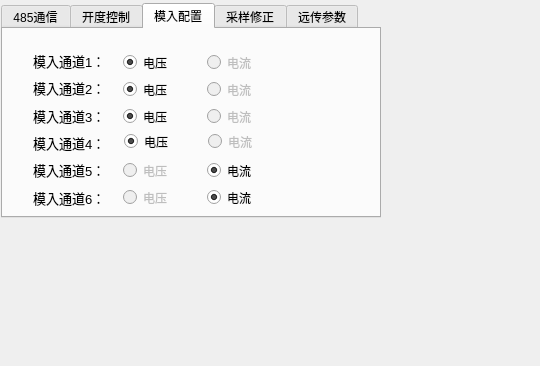
Before: the Qt Designer form canshu_widget.ui in Flyctt123/XSJ-1800R-V, drawn with Qt 5.
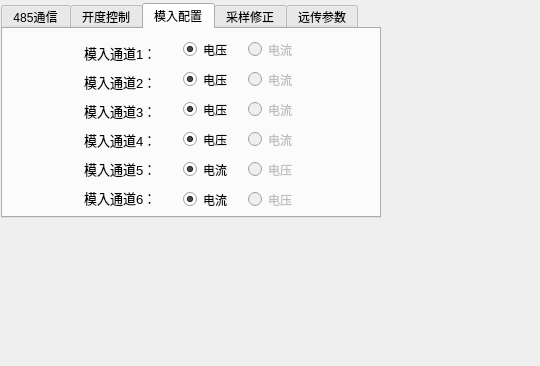
After: the same form once the commit is applied. The open tabs and pages were chosen to show the change.

```diff
--- a/canshu_widget.ui
+++ b/canshu_widget.ui
@@ -959,10 +959,10 @@
     <widget class="QWidget" name="layoutWidget">
      <property name="geometry">
       <rect>
-       <x>30</x>
-       <y>20</y>
+       <x>81</x>
+       <y>11</y>
        <width>96</width>
-       <height>161</height>
+       <height>171</height>
       </rect>
      </property>
      <layout class="QGridLayout" name="gridLayout_7">
@@ -1016,15 +1016,18 @@
     <widget class="QWidget" name="layoutWidget">
      <property name="geometry">
       <rect>
-       <x>120</x>
-       <y>23</y>
-       <width>161</width>
+       <x>180</x>
+       <y>10</y>
+       <width>123</width>
        <height>21</height>
       </rect>
      </property>
      <layout class="QGridLayout" name="gridLayout">
       <item row="0" column="0">
        <widget class="QRadioButton" name="radioButton1_vol">
+        <property name="enabled">
+         <bool>true</bool>
+        </property>
         <property name="text">
          <string>电压</string>
         </property>
@@ -1048,15 +1051,18 @@
     <widget class="QWidget" name="layoutWidget">
      <property name="geometry">
       <rect>
-       <x>120</x>
-       <y>50</y>
-       <width>161</width>
+       <x>180</x>
+       <y>40</y>
+       <width>123</width>
        <height>21</height>
       </rect>
      </property>
      <layout class="QGridLayout" name="gridLayout_2">
       <item row="0" column="0">
        <widget class="QRadioButton" name="radioButton2_vol">
+        <property name="enabled">
+         <bool>true</bool>
+        </property>
         <property name="text">
          <string>电压</string>
         </property>
@@ -1083,15 +1089,18 @@
     <widget class="QWidget" name="layoutWidget">
      <property name="geometry">
       <rect>
-       <x>120</x>
-       <y>77</y>
-       <width>161</width>
+       <x>180</x>
+       <y>70</y>
+       <width>123</width>
        <height>21</height>
       </rect>
      </property>
      <layout class="QGridLayout" name="gridLayout_3">
       <item row="0" column="0">
        <widget class="QRadioButton" name="radioButton3_vol">
+        <property name="enabled">
+         <bool>true</bool>
+        </property>
         <property name="text">
          <string>电压</string>
         </property>
@@ -1115,15 +1124,18 @@
     <widget class="QWidget" name="layoutWidget">
      <property name="geometry">
       <rect>
-       <x>121</x>
-       <y>102</y>
-       <width>161</width>
+       <x>180</x>
+       <y>100</y>
+       <width>123</width>
        <height>21</height>
       </rect>
      </property>
      <layout class="QGridLayout" name="gridLayout_4">
       <item row="0" column="0">
        <widget class="QRadioButton" name="radioButton4_vol">
+        <property name="enabled">
+         <bool>true</bool>
+        </property>
         <property name="text">
          <string>电压</string>
         </property>
@@ -1147,28 +1159,18 @@
     <widget class="QWidget" name="layoutWidget">
      <property name="geometry">
       <rect>
-       <x>120</x>
-       <y>131</y>
-       <width>161</width>
+       <x>180</x>
+       <y>130</y>
+       <width>123</width>
        <height>21</height>
       </rect>
      </property>
-     <layout class="QGridLayout" name="gridLayout_5">
-      <item row="0" column="0">
-       <widget class="QRadioButton" name="radioButton5_vol">
-        <property name="enabled">
-         <bool>false</bool>
-        </property>
-        <property name="text">
-         <string>电压</string>
-        </property>
-        <property name="checked">
-         <bool>false</bool>
-        </property>
-       </widget>
-      </item>
-      <item row="0" column="1">
+     <layout class="QHBoxLayout" name="horizontalLayout">
+      <item>
        <widget class="QRadioButton" name="radioButton5_cur">
+        <property name="enabled">
+         <bool>true</bool>
+        </property>
         <property name="text">
          <string>电流</string>
         </property>
@@ -1177,44 +1179,63 @@
         </property>
        </widget>
       </item>
+      <item>
+       <widget class="QRadioButton" name="radioButton5_vol">
+        <property name="enabled">
+         <bool>false</bool>
+        </property>
+        <property name="text">
+         <string>电压</string>
+        </property>
+        <property name="checked">
+         <bool>false</bool>
+        </property>
+       </widget>
+      </item>
      </layout>
     </widget>
     <widget class="QWidget" name="layoutWidget">
      <property name="geometry">
       <rect>
-       <x>120</x>
-       <y>158</y>
-       <width>161</width>
+       <x>180</x>
+       <y>160</y>
+       <width>123</width>
        <height>21</height>
       </rect>
      </property>
-     <layout class="QGridLayout" name="gridLayout_6">
-      <item row="0" column="0">
-       <widget class="QRadioButton" name="radioButton6_vol">
-        <property name="enabled">
-         <bool>false</bool>
-        </property>
-        <property name="text">
-         <string>电压</string>
-        </property>
-        <property name="checkable">
-         <bool>true</bool>
-        </property>
-        <property name="checked">
-         <bool>false</bool>
-        </property>
-       </widget>
-      </item>
-      <item row="0" column="1">
+     <layout class="QHBoxLayout" name="horizontalLayout_2">
+      <item>
        <widget class="QRadioButton" name="radioButton6_cur">
+        <property name="enabled">
+         <bool>true</bool>
+        </property>
         <property name="text">
          <string>电流</string>
         </property>
+        <property name="checkable">
+         <bool>true</bool>
+        </property>
         <property name="checked">
          <bool>true</bool>
         </property>
        </widget>
       </item>
+      <item>
+       <widget class="QRadioButton" name="radioButton6_vol">
+        <property name="enabled">
+         <bool>false</bool>
+        </property>
+        <property name="text">
+         <string>电压</string>
+        </property>
+        <property name="checkable">
+         <bool>true</bool>
+        </property>
+        <property name="checked">
+         <bool>false</bool>
+        </property>
+       </widget>
+      </item>
      </layout>
     </widget>
    </widget>
```
Left out of the diff: 99 changed lines with no effect on the pictures.
